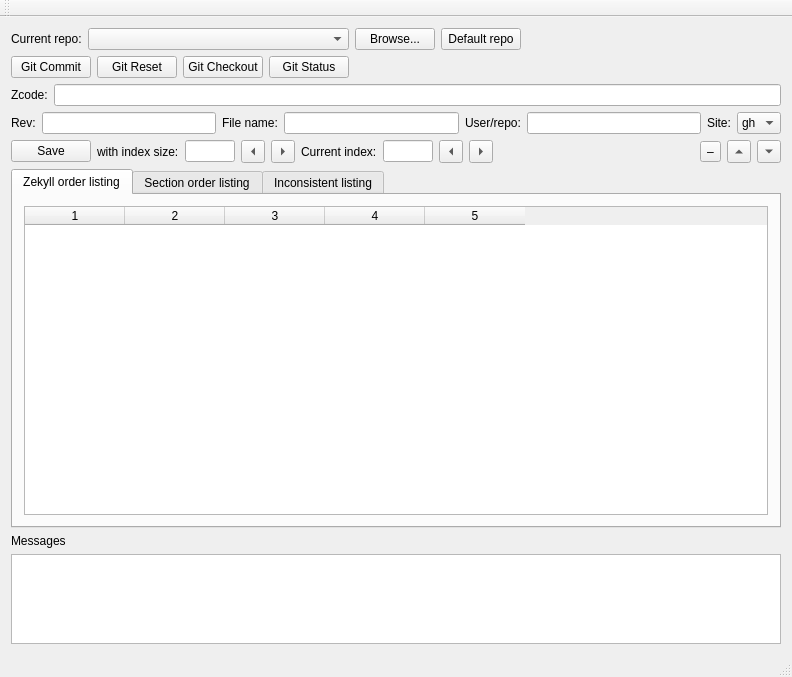
NorthIsMirror/QtZekyllManager, file manager/mainwindow.ui: the form before one commit.
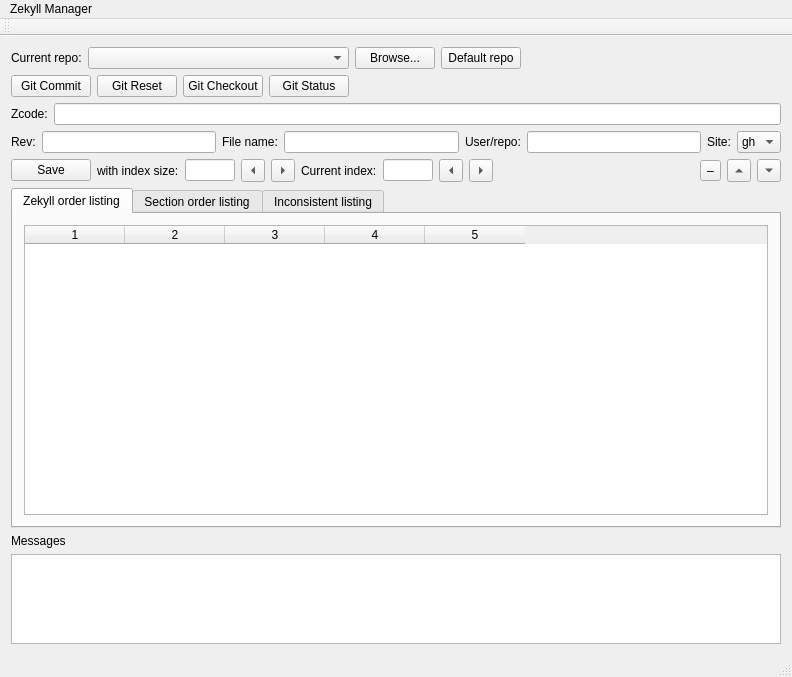
The form after the commit. Custom widgets are drawn as their Qt base class.

Commit message: Simple menu (e.g. Preferences). Auto-connection of actionQuit (e.g. %Q)

The edit to the form file:
```diff
--- a/manager/mainwindow.ui
+++ b/manager/mainwindow.ui
@@ -462,6 +462,15 @@
      <height>22</height>
     </rect>
    </property>
+   <widget class="QMenu" name="menuZekyll_Manager">
+    <property name="title">
+     <string>Zekyll Manager</string>
+    </property>
+    <addaction name="actionAbout"/>
+    <addaction name="actionPreferences"/>
+    <addaction name="actionQuit"/>
+   </widget>
+   <addaction name="menuZekyll_Manager"/>
   </widget>
   <widget class="QToolBar" name="mainToolBar">
    <attribute name="toolBarArea">
```
Left out of the diff: 15 changed lines with no effect on the pictures. The commit also changes 2 other files.
